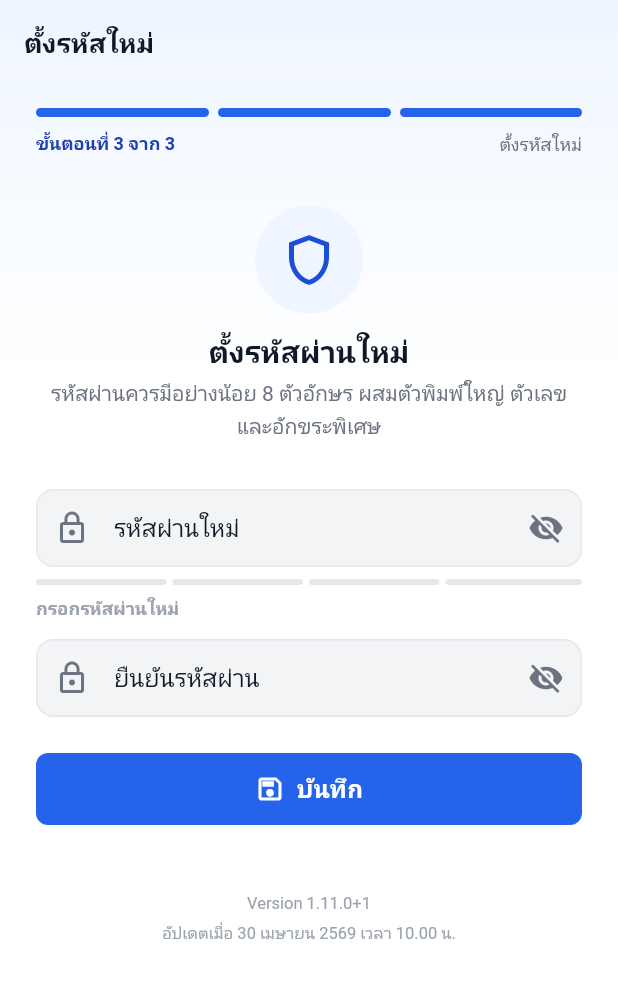
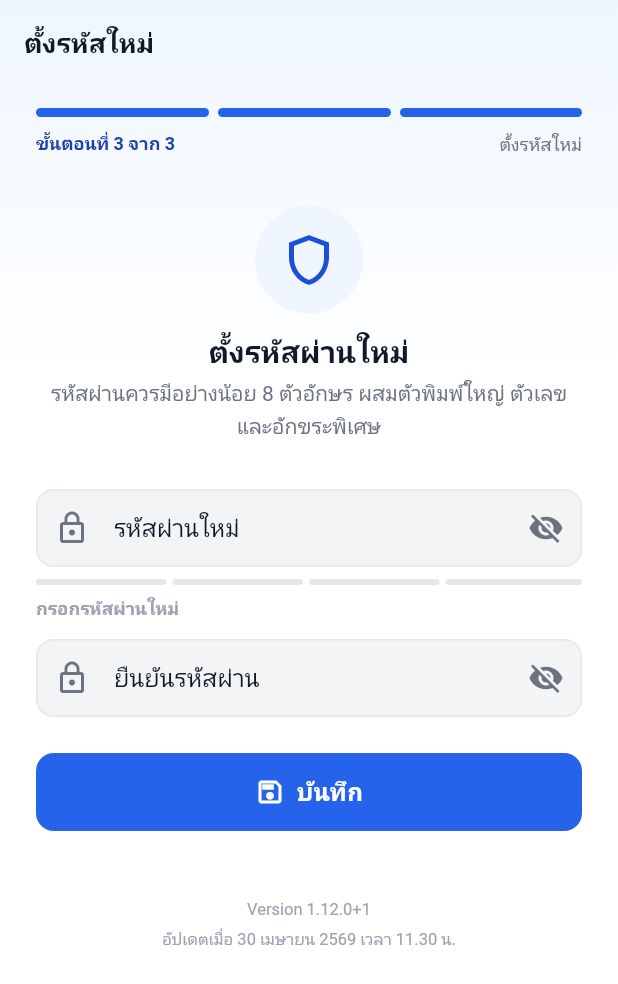
Before and after one commit to izzabellerina/flutter-alcohol-detector, a Flutter app: the ResetPasswordScreen screen opened by its route, on a phone screen of 412 x 824 dp. Shown: the top 984 px of the screen. Run offline on Flutter 3.47's test engine with Material 3 defaults, Android fonts, the phone set to English and light mode, and no system bars; our stand-ins replace flutter_animate, go_router, google_fonts, package_info_plus, shimmer; Roboto replaces fonts that are missing (Sarabun).

Commit message:
30/04/69 Phase UI-6B - Common Widgets ตาม Design ใหม่
เพิ่ม 4 widgets ใหม่ + ปรับ AppButton/StatusBadge ตาม design:

Widgets ใหม่:
- SuccessHeader: gradient header + วงกลมไอคอน + title + subtitle + trailing slot
  + bottom rounded corners 24px
- BluetoothStatusIndicator: วงกลมน้ำเงินอ่อน + bluetooth icon + green check badge
- UserCard: avatar circle + greeting ใหญ่ + divider + info rows
  (ไอคอนน้ำเงินใน rounded-square + ข้อความ)
- ConnectedDeviceCard: bluetooth icon บนวงกลมน้ำเงิน + label
  + Device ID (เขียว) + StatusBadge ขวา

AppButton:
- เพิ่ม showChevron: bool — chevron-right pattern (icon ซ้าย + label กลาง + chevron ขวา)
- เพิ่ม variants: outlinePrimary (ขอบน้ำเงิน), outlineDanger (ขอบแดง)
- ปุ่มสูงเป็น 52px + padding horizontal lg

StatusBadge:
- ลบ border ออก (ใช้ bg color แทน — สะอาดกว่าตาม design)
- Success variant ใช้ bg success100 สดขึ้น
- Padding เพิ่ม horizontal md

บัมป์ pubspec → 1.12.0+1 + อัปเดต versionUpdatedAt
อัปเดต CHANGELOG เป็น 1.12.0

หมายเหตุ: widgets ยังไม่ถูกใช้ในหน้าจริง — UI-6C จะนำไปใช้

Co-Authored-By: Claude Opus 4.7 (1M context) <noreply@anthropic.com>

```diff
--- a/lib/services/app_info.dart
+++ b/lib/services/app_info.dart
@@ -2,7 +2,7 @@ import 'package:package_info_plus/package_info_plus.dart';
 
 /// **อัปเดตค่านี้ทุกครั้งที่บัมป์ `version` ใน `pubspec.yaml`**
 /// ใช้แสดง "อัปเดตเมื่อ ..." ใน footer ของแอป
-final DateTime _versionUpdatedAt = DateTime(2026, 4, 30, 10, 0);
+final DateTime _versionUpdatedAt = DateTime(2026, 4, 30, 11, 30);
 
 class AppInfo {
   const AppInfo({
--- a/lib/widgets/common/app_buttons.dart
+++ b/lib/widgets/common/app_buttons.dart
@@ -1,8 +1,18 @@
 import 'package:flutter/material.dart';
+
 import '../../core/theme/app_colors.dart';
+import '../../core/theme/app_radius.dart';
+import '../../core/theme/app_spacing.dart';
 import '../../core/theme/app_text_styles.dart';
 
-enum AppButtonVariant { primary, danger, secondary, outline }
+enum AppButtonVariant {
+  primary,
+  danger,
+  secondary,
+  outline,
+  outlinePrimary,
+  outlineDanger,
+}
 
 class AppButton extends StatelessWidget {
   const AppButton({
@@ -13,6 +23,7 @@ class AppButton extends StatelessWidget {
     this.icon,
     this.isLoading = false,
     this.fullWidth = true,
+    this.showChevron = false,
   });
 
   const AppButton.primary({
@@ -22,6 +33,7 @@ class AppButton extends StatelessWidget {
     this.icon,
     this.isLoading = false,
     this.fullWidth = true,
+    this.showChevron = false,
   }) : variant = AppButtonVariant.primary;
 
   const AppButton.danger({
@@ -31,6 +43,7 @@ class AppButton extends StatelessWidget {
     this.icon,
     this.isLoading = false,
     this.fullWidth = true,
+    this.showChevron = false,
   }) : variant = AppButtonVariant.danger;
 
   const AppButton.secondary({
@@ -40,6 +53,7 @@ class AppButton extends StatelessWidget {
     this.icon,
     this.isLoading = false,
     this.fullWidth = true,
+    this.showChevron = false,
   }) : variant = AppButtonVariant.secondary;
 
   const AppButton.outline({
@@ -49,7 +63,28 @@ class AppButton extends StatelessWidget {
     this.icon,
     this.isLoading = false,
     this.fullWidth = true,
+    this.showChevron = false,
   }) : variant = AppButtonVariant.outline;
+
+  const AppButton.outlinePrimary({
+    super.key,
+    required this.label,
+    required this.onPressed,
+    this.icon,
+    this.isLoading = false,
+    this.fullWidth = true,
+    this.showChevron = false,
+  }) : variant = AppButtonVariant.outlinePrimary;
+
+  const AppButton.outlineDanger({
+    super.key,
+    required this.label,
+    required this.onPressed,
+    this.icon,
+    this.isLoading = false,
+    this.fullWidth = true,
+    this.showChevron = false,
+  }) : variant = AppButtonVariant.outlineDanger;
 
   final String label;
   final VoidCallback? onPressed;
@@ -57,6 +92,7 @@ class AppButton extends StatelessWidget {
   final IconData? icon;
   final bool isLoading;
   final bool fullWidth;
+  final bool showChevron;
 
   Color get _backgroundColor {
     switch (variant) {
@@ -67,22 +103,40 @@ class AppButton extends StatelessWidget {
       case AppButtonVariant.secondary:
         return AppColors.secondary;
       case AppButtonVariant.outline:
-        return Colors.transparent;
+      case AppButtonVariant.outlinePrimary:
+      case AppButtonVariant.outlineDanger:
+        return AppColors.background;
     }
   }
 
   Color get _foregroundColor {
-    if (variant == AppButtonVariant.outline) {
+    switch (variant) {
+      case AppButtonVariant.primary:
+      case AppButtonVariant.danger:
+      case AppButtonVariant.secondary:
+        return AppColors.textOnPrimary;
+      case AppButtonVariant.outline:
         return AppColors.textPrimary;
+      case AppButtonVariant.outlinePrimary:
+        return AppColors.primary600;
+      case AppButtonVariant.outlineDanger:
+        return AppColors.danger600;
     }
-    return AppColors.textOnPrimary;
   }
 
   BorderSide get _borderSide {
-    if (variant == AppButtonVariant.outline) {
+    switch (variant) {
+      case AppButtonVariant.outline:
         return const BorderSide(color: AppColors.border);
+      case AppButtonVariant.outlinePrimary:
+        return const BorderSide(color: AppColors.primary500, width: 1.5);
+      case AppButtonVariant.outlineDanger:
+        return const BorderSide(color: AppColors.danger500, width: 1.5);
+      case AppButtonVariant.primary:
+      case AppButtonVariant.danger:
+      case AppButtonVariant.secondary:
+        return BorderSide.none;
     }
-    return BorderSide.none;
   }
 
   @override
@@ -97,35 +151,90 @@ class AppButton extends StatelessWidget {
         disabledBackgroundColor: _backgroundColor.withValues(alpha: 0.5),
         disabledForegroundColor: _foregroundColor.withValues(alpha: 0.7),
         elevation: 0,
-        minimumSize: const Size.fromHeight(48),
+        minimumSize: const Size.fromHeight(52),
+        padding: const EdgeInsets.symmetric(horizontal: AppSpacing.lg),
         shape: RoundedRectangleBorder(
-          borderRadius: BorderRadius.circular(8),
+          borderRadius: AppRadius.all(AppRadius.md),
           side: _borderSide,
         ),
-        textStyle: AppTextStyles.button,
+        textStyle: AppTextStyles.button.copyWith(color: _foregroundColor),
       ),
       child: isLoading
-          ? const SizedBox(
+          ? SizedBox(
               height: 20,
               width: 20,
               child: CircularProgressIndicator(
                 strokeWidth: 2,
-                color: Colors.white,
+                color: _foregroundColor,
               ),
             )
-          : Row(
+          : showChevron
+              ? _ChevronLayout(
+                  label: label,
+                  icon: icon,
+                  foregroundColor: _foregroundColor,
+                )
+              : _CompactLayout(label: label, icon: icon),
+    );
+
+    return fullWidth ? SizedBox(width: double.infinity, child: button) : button;
+  }
+}
+
+/// icon ซ้าย + label กลาง + chevron ขวา (ตาม Design Update 2026-04-30)
+class _ChevronLayout extends StatelessWidget {
+  const _ChevronLayout({
+    required this.label,
+    required this.icon,
+    required this.foregroundColor,
+  });
+
+  final String label;
+  final IconData? icon;
+  final Color foregroundColor;
+
+  @override
+  Widget build(BuildContext context) {
+    return Row(
+      children: [
+        SizedBox(
+          width: 24,
+          child: icon == null
+              ? null
+              : Icon(icon, size: 20, color: foregroundColor),
+        ),
+        Expanded(
+          child: Text(
+            label,
+            textAlign: TextAlign.center,
+            style: AppTextStyles.button.copyWith(color: foregroundColor),
+          ),
+        ),
+        Icon(Icons.chevron_right, size: 22, color: foregroundColor),
+      ],
+    );
+  }
+}
+
+/// icon + label ติดกันตรงกลาง (รูปแบบเดิม)
+class _CompactLayout extends StatelessWidget {
+  const _CompactLayout({required this.label, required this.icon});
+
+  final String label;
+  final IconData? icon;
+
+  @override
+  Widget build(BuildContext context) {
+    return Row(
       mainAxisSize: MainAxisSize.min,
       mainAxisAlignment: MainAxisAlignment.center,
       children: [
         if (icon != null) ...[
           Icon(icon, size: 20),
-                  const SizedBox(width: 8),
+          const SizedBox(width: AppSpacing.sm),
         ],
         Text(label),
       ],
-            ),
     );
-
-    return fullWidth ? SizedBox(width: double.infinity, child: button) : button;
   }
 }
--- a/pubspec.yaml
+++ b/pubspec.yaml
@@ -16,7 +16,7 @@ publish_to: 'none' # Remove this line if you wish to publish to pub.dev
 # https://developer.apple.com/library/archive/documentation/General/Reference/InfoPlistKeyReference/Articles/CoreFoundationKeys.html
 # In Windows, build-name is used as the major, minor, and patch parts
 # of the product and file versions while build-number is used as the build suffix.
-version: 1.11.0+1
+version: 1.12.0+1
 
 environment:
   sdk: ^3.9.2
```
Also changed, not shown: lib/widgets/common/connected_device_card.dart (added, +88 -0 lines), lib/widgets/common/status_badge.dart (+4 -15 lines), lib/widgets/common/success_header.dart (added, +178 -0 lines), lib/widgets/common/user_card.dart (added, +133 -0 lines), 1 other file. Lines whose indentation alone changed are shown as unchanged.
